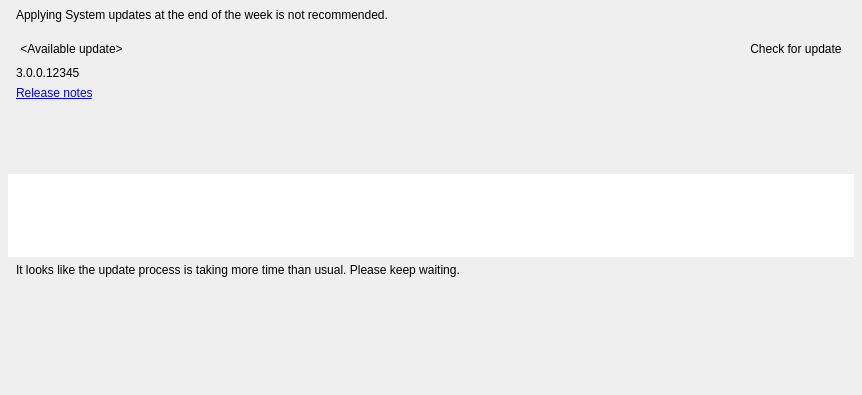
Above: vms/client/nx_vms_client_desktop/src/nx/vms/client/desktop/system_update/multi_server_updates_widget.ui from networkoptix/nx_open before the change. Below: the same form after it.
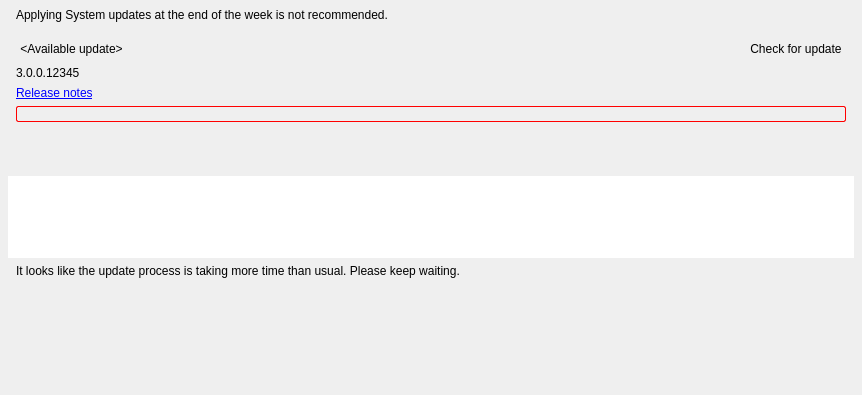
That is the form after the change. Custom widgets are drawn as their Qt base class.

Commit message:
VMS-12196: Added custom update description to MultiServerUpdateWidget
It can show custom update descrpiption (from pacakges.json) as well.

<==== Mercurial data ====>
Branch: vms_gui

```diff
--- a/vms/client/nx_vms_client_desktop/src/nx/vms/client/desktop/system_update/multi_server_updates_widget.ui
+++ b/vms/client/nx_vms_client_desktop/src/nx/vms/client/desktop/system_update/multi_server_updates_widget.ui
@@ -309,9 +309,16 @@
           </item>
           <item>
            <widget class="QLabel" name="releaseDescriptionLabel">
+            <property name="styleSheet">
+             <string notr="true">border: 1px solid red;
+border-radius: 2px;</string>
+            </property>
             <property name="text">
              <string notr="true">&lt;Here will be release description (if not empty)&gt;</string>
             </property>
+            <property name="margin">
+             <number>16</number>
+            </property>
            </widget>
           </item>
          </layout>
@@ -561,7 +568,7 @@
        </widget>
       </item>
       <item>
-       <layout class="QVBoxLayout" name="verticalLayout_4">
+       <layout class="QVBoxLayout" name="verticalLayout_4" stretch="1,0">
         <property name="leftMargin">
          <number>8</number>
         </property>
```
The commit also changes 3 other files.
